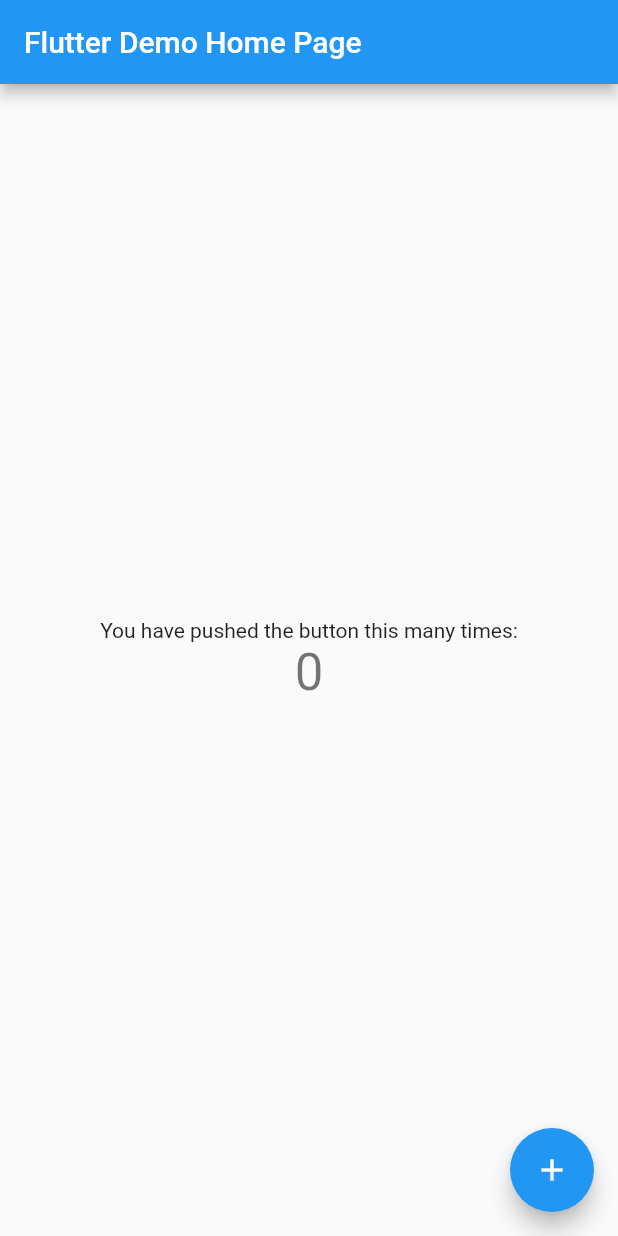
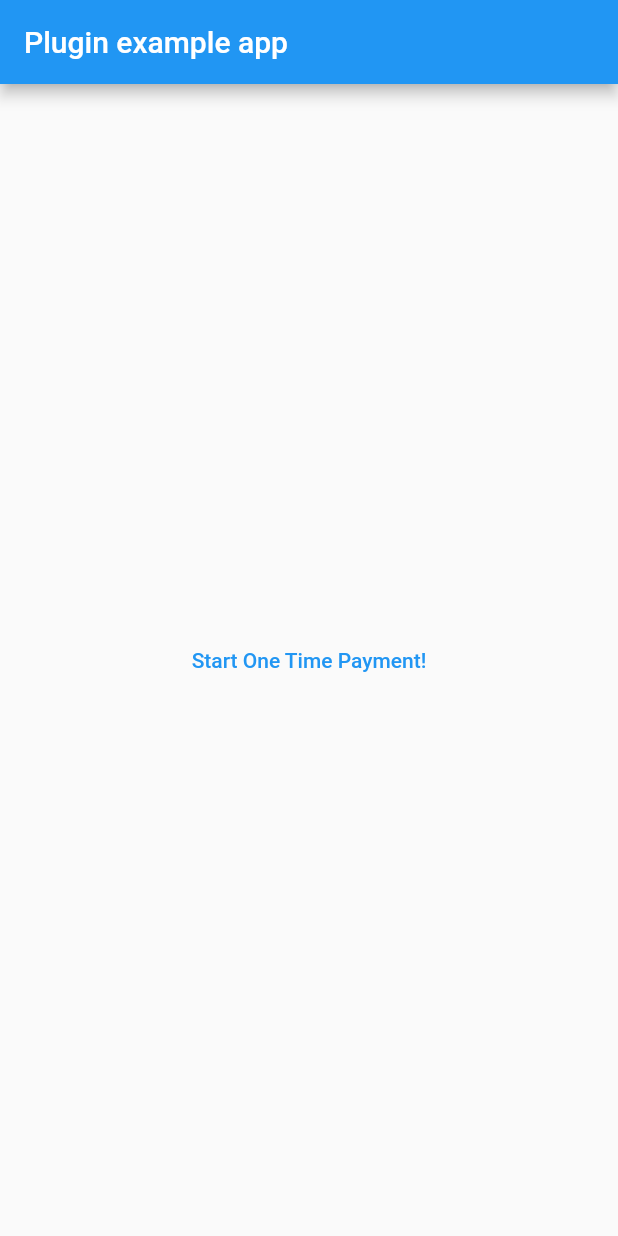
Before and after one commit to lojithv/payhere_payment_demo, a Flutter app: the screen it shows after launch, on a phone screen of 412 x 824 dp. Run offline on Flutter 3.47's test engine with Material 2 defaults, Android fonts, the phone set to English and light mode, and no system bars; missing offline and left inert: payhere_mobilesdk_flutter.

Commit message:
payment gateway added successfully

```diff
--- a/lib/main.dart
+++ b/lib/main.dart
@@ -1,115 +1,124 @@
 import 'package:flutter/material.dart';
 
+import 'package:payhere_mobilesdk_flutter/payhere_mobilesdk_flutter.dart';
+
 void main() {
-  runApp(const MyApp());
+  // MaterialApp is being initialized like this,
+  // instead of it being inside a separate class due
+  // to a context issue when showing AlertDialog(s) later
+  // in the app.
+  //
+  // See:
+  // "No MaterialLocalizations found - MyApp widgets require MaterialLocalizations to be
+  // provided by a Localizations widget ancestor"
+  // https://stackoverflow.com/questions/56275595/no-materiallocalizations-found-myapp-widgets-require-materiallocalizations-to
+
+  runApp(MaterialApp(home: App()));
 }
 
-class MyApp extends StatelessWidget {
-  const MyApp({Key? key}) : super(key: key);
+class App extends StatefulWidget {
+  @override
+  _AppState createState() => _AppState();
+}
 
-  // This widget is the root of your application.
+class _AppState extends State<App> {
+  // String _platformVersion = 'Unknown';
+
   @override
-  Widget build(BuildContext context) {
-    return MaterialApp(
-      title: 'Flutter Demo',
-      theme: ThemeData(
-        // This is the theme of your application.
-        //
-        // Try running your application with "flutter run". You'll see the
-        // application has a blue toolbar. Then, without quitting the app, try
-        // changing the primarySwatch below to Colors.green and then invoke
-        // "hot reload" (press "r" in the console where you ran "flutter run",
-        // or simply save your changes to "hot reload" in a Flutter IDE).
-        // Notice that the counter didn't reset back to zero; the application
-        // is not restarted.
-        primarySwatch: Colors.blue,
-      ),
-      home: const MyHomePage(title: 'Flutter Demo Home Page'),
+  void initState() {
+    super.initState();
+    // initPlatformState();
+  }
+
+  void showAlert(BuildContext context, String title, String msg) {
+    // set up the button
+    Widget okButton = TextButton(
+      child: Text("OK"),
+      onPressed: () {
+        Navigator.pop(context);
+      },
+    );
+
+    // set up the AlertDialog
+    AlertDialog alert = AlertDialog(
+      title: Text(title),
+      content: Text(msg),
+      actions: [
+        okButton,
+      ],
+    );
+
+    // show the dialog
+    showDialog(
+      context: context,
+      builder: (BuildContext context) {
+        return alert;
+      },
     );
   }
-}
 
-class MyHomePage extends StatefulWidget {
-  const MyHomePage({Key? key, required this.title}) : super(key: key);
+  void startOneTimePayment(BuildContext context) async {
+    Map paymentObject = {
+      "sandbox": true, // true if using Sandbox Merchant ID
+      "merchant_id": "1219875", // Replace your Merchant ID
+      // "merchant_secret": "8gkMPRqsrGG8hf6Ty7zC794p86afDgmL14OcRFJpm4qk",
+      "notify_url": "https://ent13zfovoz7d.x.pipedream.net/",
+      "order_id": "ItemNo12345",
+      "items": "Hello from Flutter!",
+      "item_number_1": "001",
+      "item_name_1": "Test Item #1",
+      "amount_1": "15.00",
+      "quantity_1": "2",
+      "item_number_2": "002",
+      "item_name_2": "Test Item #2",
+      "amount_2": "20.00",
+      "quantity_2": "1",
+      "amount": 50.00,
+      "currency": "LKR",
+      "first_name": "Saman",
+      "last_name": "Perera",
+      "email": "samanp@gmail.com",
+      "phone": "0771234567",
+      "address": "No.1, Galle Road",
+      "city": "Colombo",
+      "country": "Sri Lanka",
+      "delivery_address": "No. 46, Galle road, Kalutara South",
+      "delivery_city": "Kalutara",
+      "delivery_country": "Sri Lanka",
+      "custom_1": "",
+      "custom_2": ""
+    };
 
-  // This widget is the home page of your application. It is stateful, meaning
-  // that it has a State object (defined below) that contains fields that affect
-  // how it looks.
-
-  // This class is the configuration for the state. It holds the values (in this
-  // case the title) provided by the parent (in this case the App widget) and
-  // used by the build method of the State. Fields in a Widget subclass are
-  // always marked "final".
-
-  final String title;
-
-  @override
-  State<MyHomePage> createState() => _MyHomePageState();
-}
-
-class _MyHomePageState extends State<MyHomePage> {
-  int _counter = 0;
-
-  void _incrementCounter() {
-    setState(() {
-      // This call to setState tells the Flutter framework that something has
-      // changed in this State, which causes it to rerun the build method below
-      // so that the display can reflect the updated values. If we changed
-      // _counter without calling setState(), then the build method would not be
-      // called again, and so nothing would appear to happen.
-      _counter++;
+    PayHere.startPayment(paymentObject, (paymentId) {
+      print("One Time Payment Success. Payment Id: $paymentId");
+      showAlert(context, "Payment Success!", "Payment Id: $paymentId");
+    }, (error) {
+      print("One Time Payment Failed. Error: $error");
+      showAlert(context, "Payment Failed", "$error");
+    }, () {
+      print("One Time Payment Dismissed");
+      showAlert(context, "Payment Dismissed", "");
     });
   }
 
   @override
   Widget build(BuildContext context) {
-    // This method is rerun every time setState is called, for instance as done
-    // by the _incrementCounter method above.
-    //
-    // The Flutter framework has been optimized to make rerunning build methods
-    // fast, so that you can just rebuild anything that needs updating rather
-    // than having to individually change instances of widgets.
     return Scaffold(
       appBar: AppBar(
-        // Here we take the value from the MyHomePage object that was created by
-        // the App.build method, and use it to set our appbar title.
-        title: Text(widget.title),
+        title: const Text('Plugin example app'),
       ),
       body: Center(
-        // Center is a layout widget. It takes a single child and positions it
-        // in the middle of the parent.
         child: Column(
-          // Column is also a layout widget. It takes a list of children and
-          // arranges them vertically. By default, it sizes itself to fit its
-          // children horizontally, and tries to be as tall as its parent.
-          //
-          // Invoke "debug painting" (press "p" in the console, choose the
-          // "Toggle Debug Paint" action from the Flutter Inspector in Android
-          // Studio, or the "Toggle Debug Paint" command in Visual Studio Code)
-          // to see the wireframe for each widget.
-          //
-          // Column has various properties to control how it sizes itself and
-          // how it positions its children. Here we use mainAxisAlignment to
-          // center the children vertically; the main axis here is the vertical
-          // axis because Columns are vertical (the cross axis would be
-          // horizontal).
           mainAxisAlignment: MainAxisAlignment.center,
-          children: <Widget>[
-            const Text(
-              'You have pushed the button this many times:',
-            ),
-            Text(
-              '$_counter',
-              style: Theme.of(context).textTheme.headline4,
-            ),
+          children: [
+            TextButton(
+                onPressed: () {
+                  startOneTimePayment(context);
+                },
+                child: Text('Start One Time Payment!')),
           ],
         ),
       ),
-      floatingActionButton: FloatingActionButton(
-        onPressed: _incrementCounter,
-        tooltip: 'Increment',
-        child: const Icon(Icons.add),
-      ), // This trailing comma makes auto-formatting nicer for build methods.
     );
   }
 }
--- a/pubspec.yaml
+++ b/pubspec.yaml
@@ -18,7 +18,7 @@ publish_to: 'none' # Remove this line if you wish to publish to pub.dev
 version: 1.0.0+1
 
 environment:
-  sdk: ">=2.12.0 <3.0.0"
+  sdk: '>=2.12.0 <3.0.0'
 
 # Dependencies specify other packages that your package needs in order to work.
 # To automatically upgrade your package dependencies to the latest versions
@@ -34,6 +34,7 @@ dependencies:
   # The following adds the Cupertino Icons font to your application.
   # Use with the CupertinoIcons class for iOS style icons.
   cupertino_icons: ^1.0.2
+  payhere_mobilesdk_flutter: ^2.0.0
 
 dev_dependencies:
   flutter_test:
```
Also changed, not shown: pubspec.lock, 2 other files.
